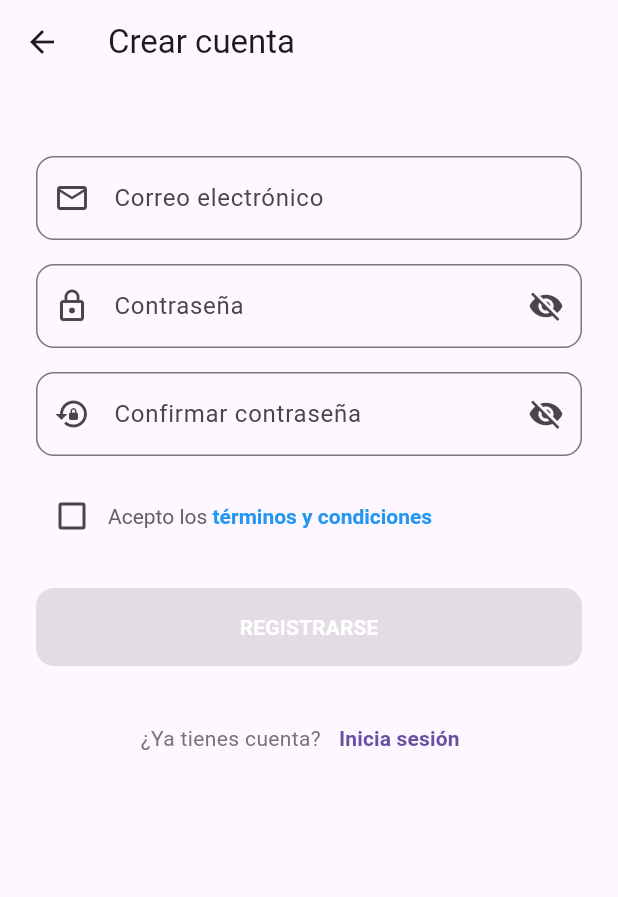
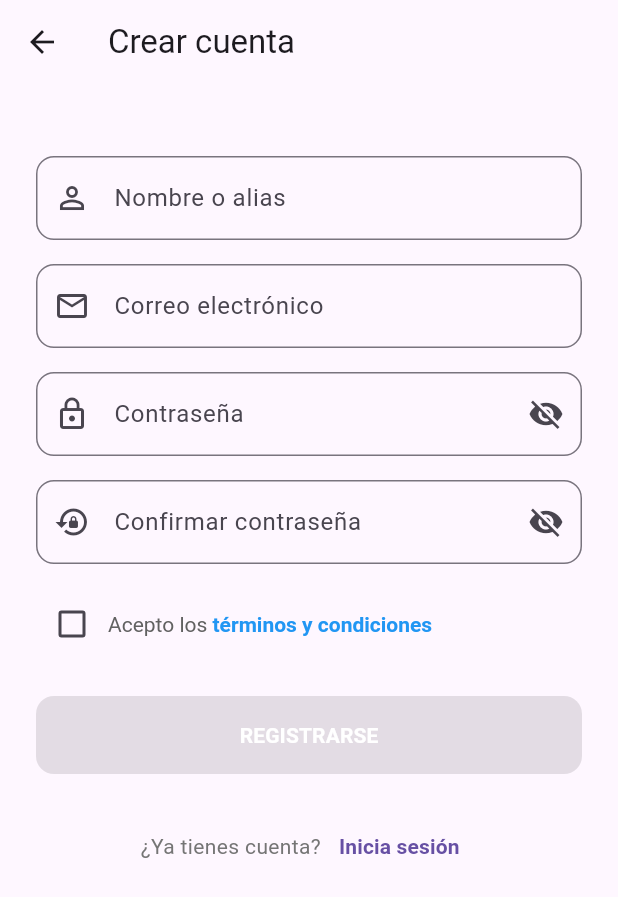
Before and after one commit to Marlon042/Notas-discretas1, a Flutter app: the RegisterScreen screen opened by its route, on a phone screen of 412 x 824 dp. Shown: the top 897 px of the screen. Run offline on Flutter 3.47's test engine with Material 3 defaults, Android fonts, the phone set to English and light mode, and no system bars; our stand-ins replace bloc, cloud_firestore, equatable, firebase_auth, firebase_core, flutter_bloc; accounts and stored records are empty.

Commit message:
Muchos cambios xd
Añade campo de nombre en registro, muestra nombre en perfil y saludo.
</attempt_completion>

además se "solucionaron" problemas con validaciones del login.

```diff
--- a/lib/features/auth/bloc/auth_event.dart
+++ b/lib/features/auth/bloc/auth_event.dart
@@ -18,13 +18,18 @@ class SignInRequested extends AuthEvent {
 }
 
 class SignUpRequested extends AuthEvent {
+  final String name;
   final String email;
   final String password;
 
-  const SignUpRequested({required this.email, required this.password});
+  const SignUpRequested({
+    required this.name,
+    required this.email,
+    required this.password,
+  });
 
   @override
-  List<Object> get props => [email, password];
+  List<Object> get props => [name, email, password];
 }
 
 class SignOutRequested extends AuthEvent {}
--- a/lib/features/auth/bloc/auth_state.dart
+++ b/lib/features/auth/bloc/auth_state.dart
@@ -17,7 +17,11 @@ class AuthLoading extends AuthState {
 }
 
 class AuthSuccess extends AuthState {
-  const AuthSuccess(User user) : super(user: user);
+  final String name;
+  const AuthSuccess(User user, this.name) : super(user: user);
+
+  @override
+  List<Object?> get props => [user, name];
 }
 
 class RegistrationSuccess extends AuthState {
--- a/lib/features/auth/screens/auth_screen.dart
+++ b/lib/features/auth/screens/auth_screen.dart
@@ -133,6 +133,12 @@ class _AuthScreenState extends State<AuthScreen> {
                 BlocConsumer<AuthBloc, AuthState>(
                   listener: (context, state) {
                     if (state is AuthSuccess) {
+                      ScaffoldMessenger.of(context).showSnackBar(
+                        SnackBar(
+                          content: Text('Bienvenido ${state.name}'),
+                          backgroundColor: Colors.green,
+                        ),
+                      );
                       Navigator.pushReplacementNamed(context, '/home');
                     }
                     if (state is AuthFailure) {
--- a/lib/features/auth/screens/register_screen.dart
+++ b/lib/features/auth/screens/register_screen.dart
@@ -11,6 +11,7 @@ class RegisterScreen extends StatefulWidget {
 
 class _RegisterScreenState extends State<RegisterScreen> {
   final _formKey = GlobalKey<FormState>();
+  final _nameController = TextEditingController();
   final _emailController = TextEditingController();
   final _passwordController = TextEditingController();
   final _confirmPasswordController = TextEditingController();
@@ -20,6 +21,7 @@ class _RegisterScreenState extends State<RegisterScreen> {
 
   @override
   void dispose() {
+    _nameController.dispose();
     _emailController.dispose();
     _passwordController.dispose();
     _confirmPasswordController.dispose();
@@ -44,6 +46,24 @@ class _RegisterScreenState extends State<RegisterScreen> {
             child: Column(
               children: [
                 const SizedBox(height: 24),
+                // Campo de nombre o alias
+                TextFormField(
+                  controller: _nameController,
+                  decoration: InputDecoration(
+                    labelText: 'Nombre o alias',
+                    prefixIcon: const Icon(Icons.person_outline),
+                    border: OutlineInputBorder(
+                      borderRadius: BorderRadius.circular(12),
+                    ),
+                  ),
+                  validator: (value) {
+                    if (value == null || value.isEmpty) {
+                      return 'Por favor ingresa tu nombre o alias';
+                    }
+                    return null;
+                  },
+                ),
+                const SizedBox(height: 16),
                 // Campo de email
                 TextFormField(
                   controller: _emailController,
@@ -210,6 +230,7 @@ class _RegisterScreenState extends State<RegisterScreen> {
                                   if (_formKey.currentState!.validate()) {
                                     context.read<AuthBloc>().add(
                                       SignUpRequested(
+                                        name: _nameController.text.trim(),
                                         email: _emailController.text.trim(),
                                         password:
                                             _passwordController.text.trim(),
--- a/lib/features/profile/profile_screen.dart
+++ b/lib/features/profile/profile_screen.dart
@@ -28,6 +28,7 @@ class _ProfileScreenState extends State<ProfileScreen> {
   ];
 
   String? _selectedAvatar;
+  String? _userName;
   bool _loadingAvatar = true;
 
   @override
@@ -52,6 +53,7 @@ class _ProfileScreenState extends State<ProfileScreen> {
             .get();
     setState(() {
       _selectedAvatar = doc.data()?['avatar'] as String?;
+      _userName = doc.data()?['name'] as String?;
       _loadingAvatar = false;
     });
   }
```
Also changed, not shown: lib/core/widgets/custom_app_bar.dart (added, +19 -0 lines), lib/features/auth/bloc/auth_bloc.dart (+17 -8 lines), lib/features/auth/repositories/auth_repository.dart (+21 -5 lines).
